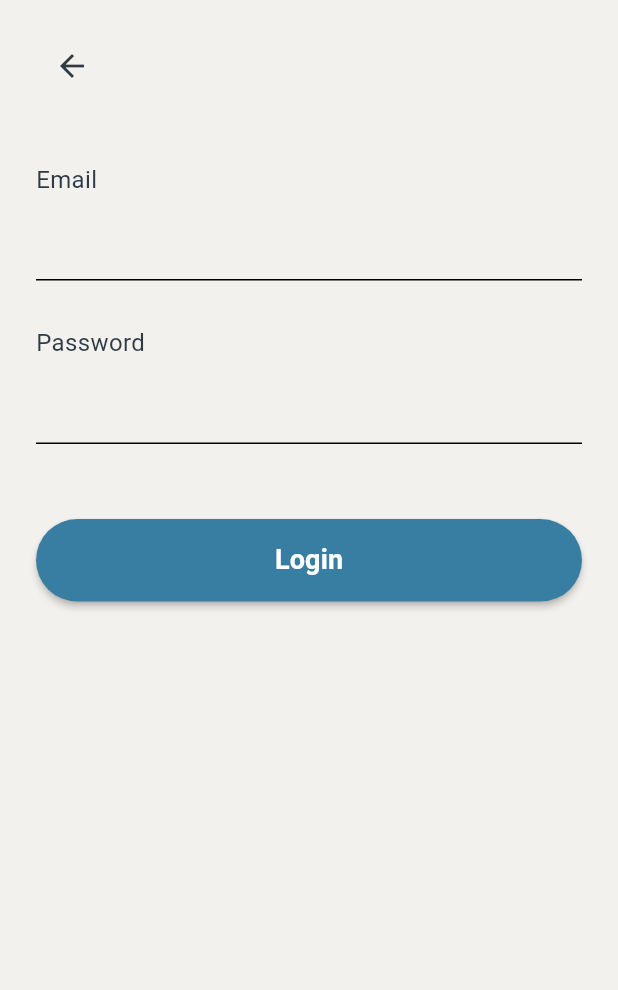
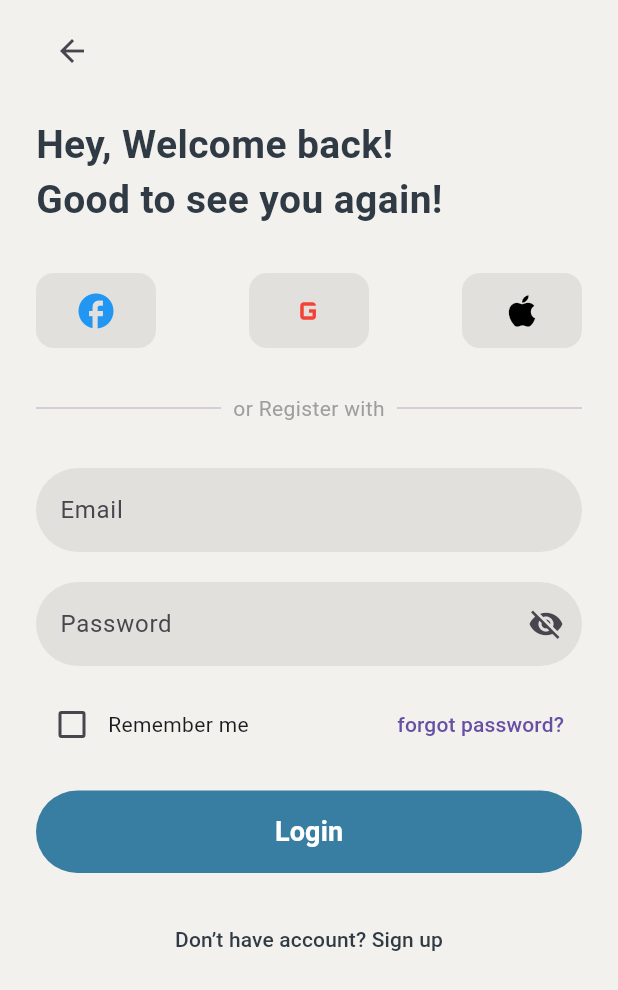
Before and after one commit to Prarthana725/Ai_productivity_coach, a Flutter app: the screen it shows after launch, after a tap on "Already have an account? Log in", on a phone screen of 412 x 824 dp. Shown: the top 990 px of the screen. Run offline on Flutter 3.47's test engine with Material 3 defaults, Android fonts, the phone set to English and light mode, and no system bars.

Commit message:
feat: update login screen UI with improved design

```diff
--- a/lib/screens/login_screen.dart
+++ b/lib/screens/login_screen.dart
@@ -1,87 +1,150 @@
 import 'package:flutter/material.dart';
 import '../theme/app_colors.dart';
 
-class LoginScreen extends StatelessWidget {
+class LoginScreen extends StatefulWidget {
   const LoginScreen({super.key});
+
+  @override
+  State<LoginScreen> createState() => _LoginScreenState();
+}
+
+class _LoginScreenState extends State<LoginScreen> {
+  bool rememberMe = false;
+  bool obscurePassword = true;
 
   @override
   Widget build(BuildContext context) {
     return Scaffold(
       backgroundColor: AppColors.background,
+
       body: SafeArea(
         child: Padding(
           padding: const EdgeInsets.symmetric(horizontal: 24),
+
+          child: SingleChildScrollView(
             child: Column(
               crossAxisAlignment: CrossAxisAlignment.start,
               children: [
+                const SizedBox(height: 10),
 
-              const SizedBox(height: 20),
-
-              // Back Button
                 IconButton(
                   icon: const Icon(Icons.arrow_back),
-                color: AppColors.darkText,
                   onPressed: () {
                     Navigator.pop(context);
                   },
                 ),
 
-              const SizedBox(height: 40),
+                const SizedBox(height: 20),
 
-              // Email Label
                 const Text(
-                "Email",
+                  "Hey, Welcome back!\nGood to see you again!",
                   style: TextStyle(
-                  fontSize: 16,
+                    fontSize: 26,
+                    fontWeight: FontWeight.bold,
                     color: AppColors.darkText,
-                ),
-              ),
-
-              const SizedBox(height: 8),
-
-              // Email TextField
-              const TextField(
-                decoration: InputDecoration(
-                  enabledBorder: UnderlineInputBorder(),
                   ),
                 ),
 
                 const SizedBox(height: 30),
 
-              // Password Label
-              const Text(
-                "Password",
-                style: TextStyle(
-                  fontSize: 16,
-                  color: AppColors.darkText,
+                Row(
+                  mainAxisAlignment: MainAxisAlignment.spaceBetween,
+                  children: [
+                    _socialButton(Icons.facebook, Colors.blue),
+                    _socialButton(Icons.g_mobiledata, Colors.red),
+                    _socialButton(Icons.apple, Colors.black),
+                  ],
+                ),
+
+                const SizedBox(height: 30),
+
+                Row(
+                  children: const [
+                    Expanded(child: Divider()),
+                    Padding(
+                      padding: EdgeInsets.symmetric(horizontal: 8),
+                      child: Text(
+                        "or Register with",
+                        style: TextStyle(color: Colors.grey),
+                      ),
+                    ),
+                    Expanded(child: Divider()),
+                  ],
+                ),
+
+                const SizedBox(height: 30),
+
+                _buildTextField("Email", false),
+
+                const SizedBox(height: 20),
+
+                TextField(
+                  obscureText: obscurePassword,
+                  decoration: InputDecoration(
+                    hintText: "Password",
+                    filled: true,
+                    fillColor: AppColors.card,
+                    border: OutlineInputBorder(
+                      borderRadius: BorderRadius.circular(30),
+                      borderSide: BorderSide.none,
+                    ),
+                    suffixIcon: IconButton(
+                      icon: Icon(
+                        obscurePassword
+                            ? Icons.visibility_off
+                            : Icons.visibility,
+                      ),
+                      onPressed: () {
+                        setState(() {
+                          obscurePassword = !obscurePassword;
+                        });
+                      },
+                    ),
                   ),
                 ),
 
-              const SizedBox(height: 8),
+                const SizedBox(height: 15),
 
-              // Password TextField
-              const TextField(
-                obscureText: true,
-                decoration: InputDecoration(
-                  enabledBorder: UnderlineInputBorder(),
+                Row(
+                  mainAxisAlignment: MainAxisAlignment.spaceBetween,
+                  children: [
+                    Row(
+                      children: [
+                        Checkbox(
+                          value: rememberMe,
+                          onChanged: (value) {
+                            setState(() {
+                              rememberMe = value!;
+                            });
+                          },
                         ),
+                        const Text("Remember me"),
+                      ],
                     ),
 
-              const SizedBox(height: 50),
+                    TextButton(
+                      onPressed: () {},
+                      child: const Text("forgot password?"),
+                    ),
+                  ],
+                ),
 
-              // Login Button
+                const SizedBox(height: 20),
+
                 SizedBox(
                   width: double.infinity,
                   height: 55,
                   child: ElevatedButton(
                     style: ElevatedButton.styleFrom(
                       backgroundColor: AppColors.primary,
-                    elevation: 2,
+                      elevation: 0,
                       shape: RoundedRectangleBorder(
                         borderRadius: BorderRadius.circular(30),
                       ),
                     ),
-                  onPressed: () {},
+                    onPressed: () {
+                      Navigator.pushReplacementNamed(context, '/dashboard');
+                    },
                     child: const Text(
                       "Login",
                       style: TextStyle(
@@ -92,10 +155,54 @@ class LoginScreen extends StatelessWidget {
                     ),
                   ),
                 ),
+
+                const SizedBox(height: 20),
+
+                Center(
+                  child: TextButton(
+                    onPressed: () {
+                      Navigator.pushNamed(context, '/register');
+                    },
+                    child: const Text(
+                      "Don’t have account? Sign up",
+                      style: TextStyle(color: AppColors.darkText),
+                    ),
+                  ),
+                ),
+
+                const SizedBox(height: 20),
               ],
+            ),
           ),
         ),
       ),
     );
   }
+
+  Widget _socialButton(IconData icon, Color color) {
+    return Container(
+      width: 80,
+      height: 50,
+      decoration: BoxDecoration(
+        color: AppColors.card,
+        borderRadius: BorderRadius.circular(12),
+      ),
+      child: Icon(icon, color: color, size: 28),
+    );
   }
+
+  Widget _buildTextField(String hint, bool isPassword) {
+    return TextField(
+      obscureText: isPassword,
+      decoration: InputDecoration(
+        hintText: hint,
+        filled: true,
+        fillColor: AppColors.card,
+        border: OutlineInputBorder(
+          borderRadius: BorderRadius.circular(30),
+          borderSide: BorderSide.none,
+        ),
+      ),
+    );
+  }
+}
```
Lines whose indentation alone changed are shown as unchanged.
